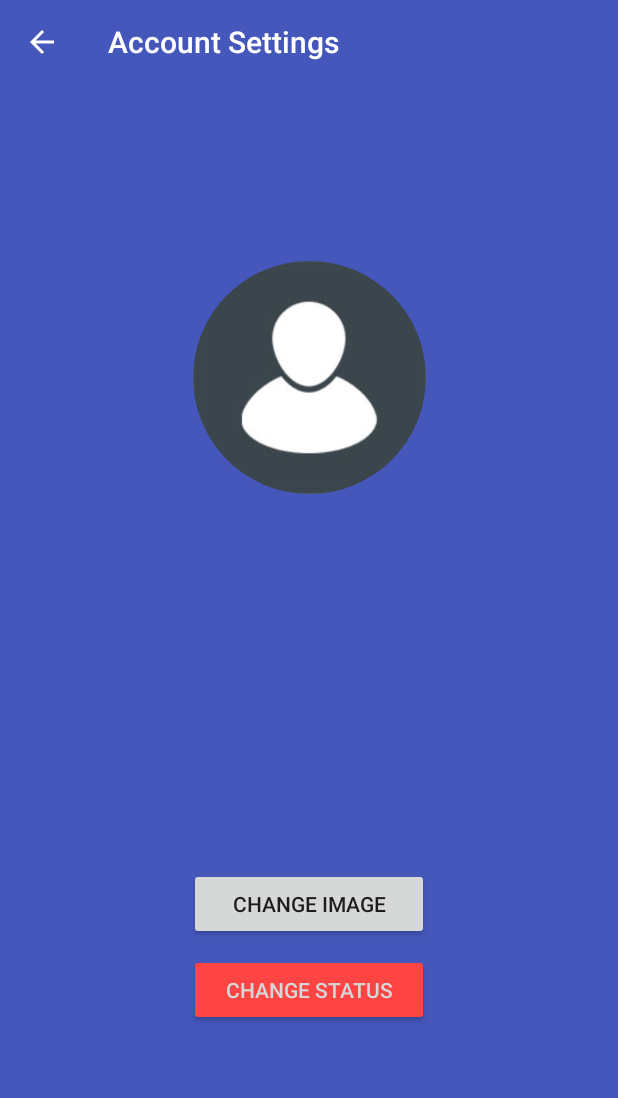
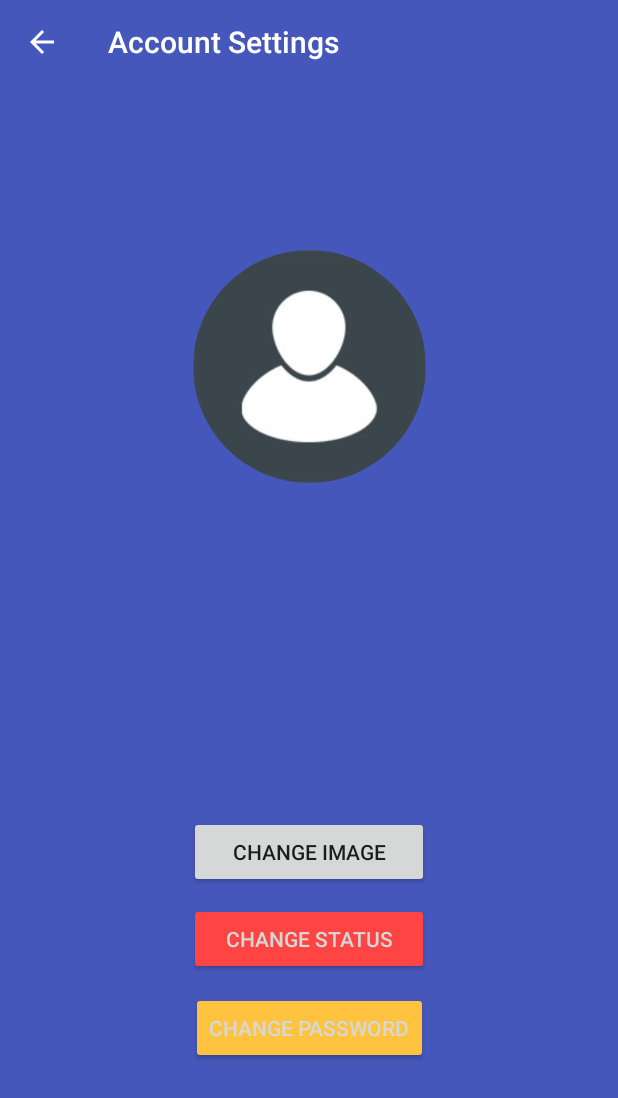
Before and after one commit to MovilTec/URStudyGuide_1, an Android app: the AccountSettings screen opened directly, with no data from a screen before it, on a phone screen of 412 x 824 dp. Shown: the top 1098 px of the screen. Run offline under Robolectric (Android 15) with nearby library versions, the phone set to English and light mode, and no system bars; our stand-ins replace CircleImageView, Firebase (no records; nobody signed in at launch, a user with empty details on screens opened directly), Picasso; libraries missing offline, so code that uses them is left out: com.theartofdev.edmodo, id.zelory.compressor; 5 statements that could not run were skipped.

Commit message:
Daniel R. Meneses León. 26/06/18 @ home

```diff
--- a/app/src/main/java/com/example/bbvacontrol/uranitexpert/Users.java
+++ b/app/src/main/java/com/example/bbvacontrol/uranitexpert/Users.java
@@ -314,7 +314,7 @@ public class Users {
         switch(friend_request_state){
             case 0:
                 //Solicitando información del usuariosolicitante y cargandola dentro del Arreglo de información
-                setUserHashMap();
+//                setUserHashMap();
                 //Configurando nodo del usuario solicitador (Preguntador)
                 QuestionerRequesterDatabase.child(getUserID()).child(requestedUserID).child("request_status").setValue(1).addOnCompleteListener(new OnCompleteListener<Void>() {
                     @Override
@@ -323,7 +323,7 @@ public class Users {
                             mProgressDialog.dismiss();
                             //Enviando los datos a la Base de Datos
                             QuestionerRequestedUser = FirebaseDatabase.getInstance().getReference().child("Requested_Users").child(requestedUserID).child(getUserID());
-                            QuestionerRequestedUser.setValue(RequesterInfo).addOnCompleteListener(new OnCompleteListener<Void>() {
+                            QuestionerRequestedUser.setValue(true).addOnCompleteListener(new OnCompleteListener<Void>() {
                                   @Override
                                   public void onComplete(@NonNull Task<Void> task) {
                                       if(task.isSuccessful()){
--- a/app/src/main/res/layout/activity_account_settings.xml
+++ b/app/src/main/res/layout/activity_account_settings.xml
@@ -24,7 +24,7 @@
         app:layout_constraintHorizontal_bias="0.502"
         app:layout_constraintStart_toStartOf="parent"
         app:layout_constraintTop_toTopOf="parent"
-        app:layout_constraintVertical_bias="0.859" />
+        app:layout_constraintVertical_bias="0.802" />
 
     <Button
         android:id="@+id/accountSettings_changeImage_button"
@@ -39,7 +39,7 @@
         app:layout_constraintEnd_toEndOf="parent"
         app:layout_constraintStart_toStartOf="parent"
         app:layout_constraintTop_toTopOf="parent"
-        app:layout_constraintVertical_bias="0.751" />
+        app:layout_constraintVertical_bias="0.705" />
 
     <Button
         android:id="@+id/accountSettings_changeStatus_button"
@@ -74,7 +74,7 @@
         app:layout_constraintEnd_toEndOf="parent"
         app:layout_constraintStart_toStartOf="parent"
         app:layout_constraintTop_toTopOf="parent"
-        app:layout_constraintVertical_bias="0.46" />
+        app:layout_constraintVertical_bias="0.466" />
 
     <TextView
         android:id="@+id/accountStatus_textView"
@@ -91,5 +91,22 @@
         app:layout_constraintHorizontal_bias="0.503"
         app:layout_constraintStart_toStartOf="parent"
         app:layout_constraintTop_toTopOf="parent"
-        app:layout_constraintVertical_bias="0.569" />
+        app:layout_constraintVertical_bias="0.539" />
+
+    <Button
+        android:id="@+id/accountSettings_changePassword_button"
+        android:layout_width="wrap_content"
+        android:layout_height="wrap_content"
+        android:layout_marginBottom="8dp"
+        android:layout_marginEnd="8dp"
+        android:layout_marginStart="8dp"
+        android:layout_marginTop="8dp"
+        android:backgroundTint="@color/colorAccent"
+        android:text="Change Password"
+        android:textColor="?attr/colorButtonNormal"
+        app:layout_constraintBottom_toBottomOf="parent"
+        app:layout_constraintEnd_toEndOf="parent"
+        app:layout_constraintStart_toStartOf="parent"
+        app:layout_constraintTop_toBottomOf="@+id/accountSettings_changeStatus_button"
+        app:layout_constraintVertical_bias="0.028" />
 </android.support.constraint.ConstraintLayout>
--- a/app/src/main/res/values/colors.xml
+++ b/app/src/main/res/values/colors.xml
@@ -1,6 +1,6 @@
 <?xml version="1.0" encoding="utf-8"?>
 <resources>
     <color name="colorPrimary">#4557bb</color>
-    <color name="colorPrimaryDark">#303F9F</color>
+    <color name="colorPrimaryDark">#303f9f</color>
     <color name="colorAccent">#ffc340</color>
 </resources>
```
Also changed, not shown: app/src/main/java/com/example/bbvacontrol/uranitexpert/AccountSettings.java (+59 -2 lines), app/src/main/java/com/example/bbvacontrol/uranitexpert/RequestFragment.java (+4 -3 lines).
